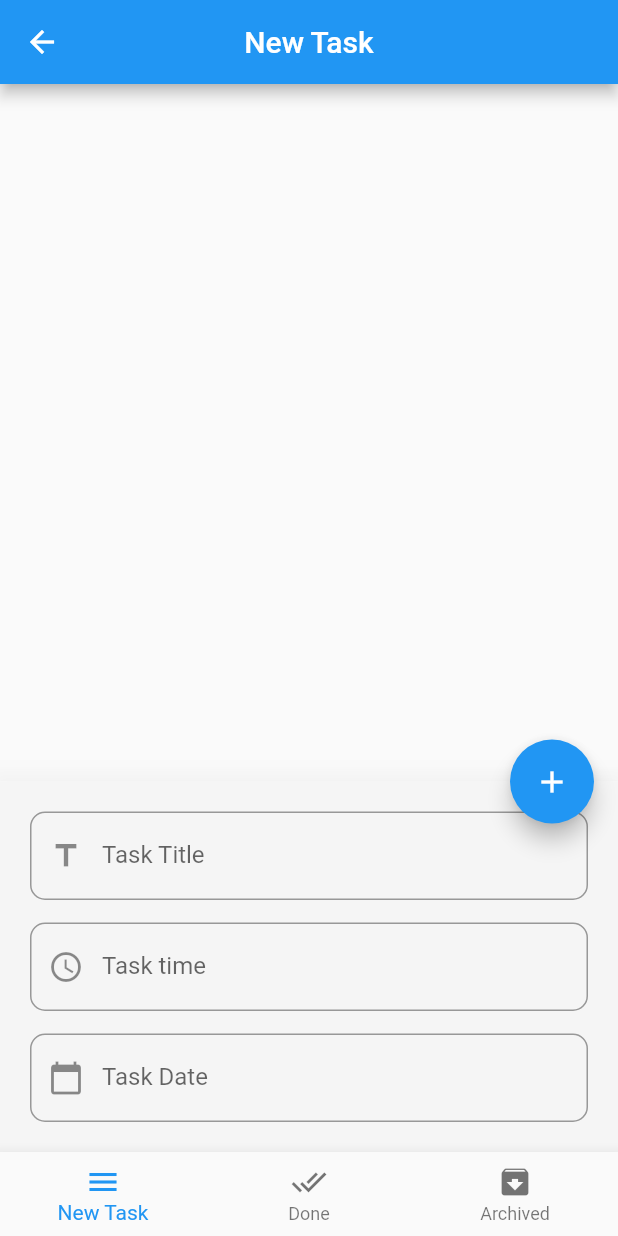
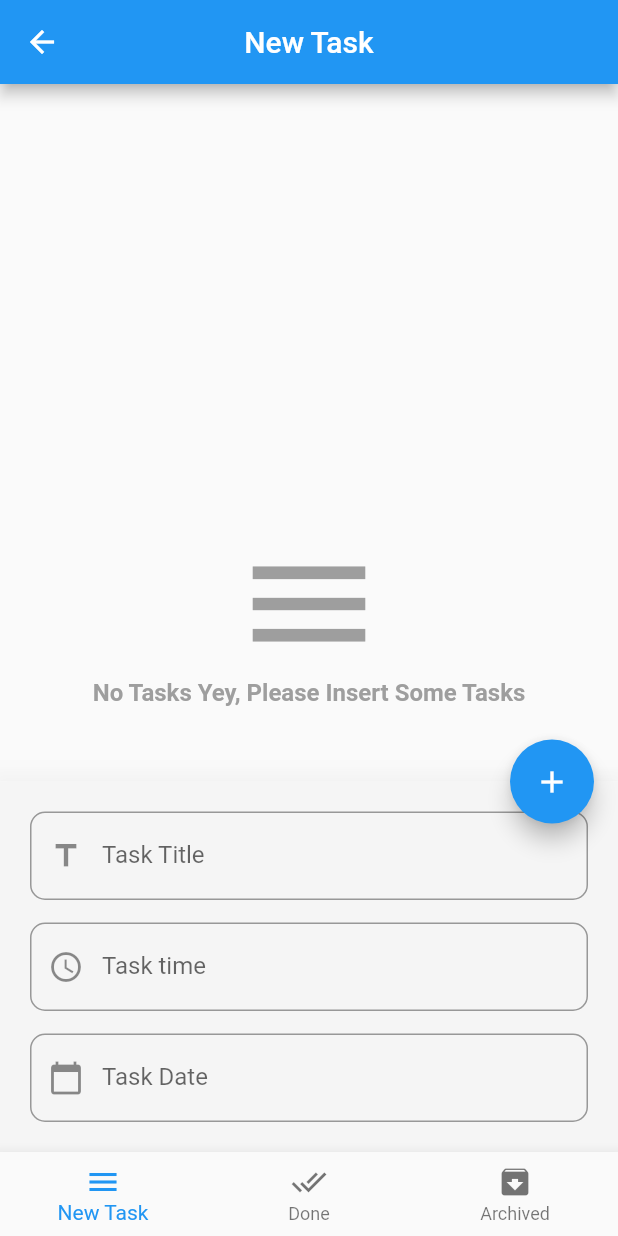
Before and after one commit to amrNaser99/Todo-App, a Flutter app: the screen it shows after launch, after a tap on the "edit" icon, on a phone screen of 412 x 824 dp. Run offline on Flutter 3.47's test engine with Material 2 defaults, Android fonts, the phone set to English and light mode, and no system bars; our stand-ins replace bloc, conditional_builder_null_safety, flutter_bloc, sqflite; accounts and stored records are empty.

Commit message:
add conditional Builder & Use a Reusable Componands & Use AppCubit in All App

```diff
--- /dev/null
+++ b/lib/Module/archieved-tasks/archieved_tasks_screan.dart
@@ -0,0 +1,23 @@
+import 'package:flutter/material.dart';
+import 'package:flutter_bloc/flutter_bloc.dart';
+import 'package:todo/shared/componends/componends.dart';
+import 'package:todo/shared/cubit/app_cubit.dart';
+import 'package:todo/shared/cubit/states.dart';
+
+class ArchievedTasksScrean extends StatelessWidget {
+  const ArchievedTasksScrean({Key? key}) : super(key: key);
+
+
+  @override
+  Widget build(BuildContext context) {
+    return BlocConsumer<AppCubit,AppStates>(
+      listener: (context,state) {
+      },
+      builder: (context,state){
+        var tasks = AppCubit.get(context).ArchivedTasks;
+
+        return taskBuilder(tasks: tasks);
+      },
+    );
+  }
+}
--- a/lib/Module/new_task/new_task.dart
+++ b/lib/Module/new_task/new_task.dart
@@ -7,29 +7,16 @@ import 'package:todo/shared/cubit/states.dart';
 class NewTaskScrean extends StatelessWidget {
   const NewTaskScrean({Key? key}) : super(key: key);
 
-
-
   @override
   Widget build(BuildContext context) {
+    return BlocConsumer<AppCubit, AppStates>(
+      listener: (context, state) {},
+      builder: (context, state) {
+        var tasks = AppCubit.get(context).NewTasks;
 
-    var tasks = AppCubit.get(context).tasks;
-
-    return BlocConsumer<AppCubit,AppStates>(
-      listener: (context,state){},
-      builder: (context,state){
-        return ListView.separated(
-            itemBuilder: (context,index) => buildTaskItem(tasks![index]),
-            separatorBuilder: (context,index) => Padding(
-              padding: const EdgeInsets.symmetric(
-                horizontal: 20.0,
-              ),
-              child: Container(
-                width: double.infinity,
-                height: 1.0,
-                color: Colors.grey[300],
-              ),
-            ),
-            itemCount: tasks!.length);
+        return taskBuilder(
+            tasks: tasks
+         );
       },
     );
   }
--- a/lib/main.dart
+++ b/lib/main.dart
@@ -4,16 +4,12 @@ import 'package:todo/layout/home_layout.dart';
 import 'package:todo/shared/bloc_observer.dart';
 
 void main() {
-
-
-  BlocOverrides.runZoned(()
-  {
-          runApp(MyApp());
-          },
+  BlocOverrides.runZoned(
+    () {
+      runApp(const MyApp());
+    },
     blocObserver: MyBlocObserver(),
   );
-
-
 }
 
 class MyApp extends StatelessWidget {
@@ -21,7 +17,7 @@ class MyApp extends StatelessWidget {
 
   @override
   Widget build(BuildContext context) {
-    return  MaterialApp(
+    return MaterialApp(
       title: 'ToDo App',
       debugShowCheckedModeBanner: false,
       home: HomeScrean(),
--- a/lib/shared/componends/componends.dart
+++ b/lib/shared/componends/componends.dart
@@ -1,4 +1,7 @@
+import 'package:conditional_builder_null_safety/conditional_builder_null_safety.dart';
 import 'package:flutter/material.dart';
+import 'package:sqflite/sqflite.dart';
+import 'package:todo/shared/cubit/app_cubit.dart';
 
 Widget defaultButton({
   double width = double.infinity,
@@ -25,7 +28,6 @@ Widget defaultButton({
     );
 
 Widget defaultTextFormField({
-
   required TextEditingController controller,
   required TextInputType keyboardType,
   required String labelText,
@@ -36,7 +38,7 @@ Widget defaultTextFormField({
   void Function(String)? onChanged,
   void Function()? onTap,
   bool isPassword = false,
-  double radius =10.0,
+  double radius = 10.0,
 }) =>
     TextFormField(
       controller: controller,
@@ -54,7 +56,9 @@ Widget defaultTextFormField({
       onFieldSubmitted: onSubmitted,
     );
 
-  Widget buildTaskItem(Map model) => Padding(
+Widget buildTaskItem(Map model,context) => Dismissible(
+  key:Key(model['id'].toString()),
+  child: Padding(
         padding: const EdgeInsets.all(20.0),
         child: Row(
           children: [
@@ -67,26 +71,88 @@ Widget defaultTextFormField({
             SizedBox(
               width: 20.0,
             ),
-        Column(
+            Expanded(
+              child: Column(
                 mainAxisSize: MainAxisSize.min,
                 crossAxisAlignment: CrossAxisAlignment.start,
                 children: [
                   Text(
                     '${model['title']}',
-              style: TextStyle(
-                  fontSize: 30.0,
-                  fontWeight: FontWeight.bold
-              ),
+                    style: TextStyle(fontSize: 30.0, fontWeight: FontWeight.bold),
                   ),
                   SizedBox(
                     height: 5.0,
                   ),
                   Text(
                     '${model['date']}',
-
                   ),
                 ],
               ),
+            ),
+            IconButton(
+                onPressed: ()
+                {
+                  AppCubit.get(context).updateData(status: 'done', id: model['id'],);
+                },
+                icon: const Icon(
+                    Icons.check_box),
+                    color: Colors.green,
+            ),
+            IconButton(
+                onPressed: ()
+                {
+                  AppCubit.get(context).updateData(status: 'archived', id: model['id'],);
+
+                },
+                icon: Icon(
+                    Icons.archive),
+                    color: Colors.black45,
+            ),
           ],
         ),
+      ),
+  onDismissed: (direction)
+  {
+    AppCubit.get(context).deleteData(id: model['id'],);
+  },
 );
+
+Widget taskBuilder({
+  required List<Map> tasks ,
+}) => ConditionalBuilder(
+  condition: tasks.length > 0,
+  builder: (context) => ListView.separated(
+      itemBuilder: (context,index) =>
+          buildTaskItem(tasks[index],context),
+      separatorBuilder: (context,index) => Padding(
+        padding: const EdgeInsets.symmetric(
+          horizontal: 20.0,
+        ),
+        child: Container(
+          width: double.infinity,
+          height: 1.0,
+          color: Colors.grey[300],
+        ),
+      ),
+      itemCount: tasks.length),
+  fallback: (context) => Center(
+    child: Column(
+      mainAxisAlignment: MainAxisAlignment.center,
+      children: const [
+        Icon(
+          Icons.menu,
+          size: 100.0,
+          color: Colors.grey,
+        ),
+        Text(
+          'No Tasks Yey, Please Insert Some Tasks',
+          style: TextStyle(
+            fontSize: 16.0,
+            fontWeight: FontWeight.bold,
+            color: Colors.grey,
+          ),
+        )
+      ],
+    ),
+  ),
+);
--- a/lib/shared/cubit/app_cubit.dart
+++ b/lib/shared/cubit/app_cubit.dart
@@ -1,9 +1,8 @@
-import 'package:bloc/bloc.dart';
 import 'package:flutter/material.dart';
 import 'package:flutter_bloc/flutter_bloc.dart';
 import 'package:sqflite/sqflite.dart';
-import 'package:todo/Module/archieve/archieve.dart';
-import 'package:todo/Module/done/done_screan.dart';
+import 'package:todo/Module/archieved-tasks/archieved_tasks_screan.dart';
+import 'package:todo/Module/done_tasks/done_screan.dart';
 import 'package:todo/Module/new_task/new_task.dart';
 import 'package:todo/shared/cubit/states.dart';
 
@@ -17,20 +16,21 @@ class AppCubit extends Cubit<AppStates> {
   List<String> titles = ['New Task', 'Done Task', 'Archieve'];
   List<Widget> screans = [
     const NewTaskScrean(),
-    const DoneScrean(),
-    const ArchieveScrean(),
+    const DoneTasksScrean(),
+    const ArchievedTasksScrean(),
   ];
 
-  void changeIndex(int index){
-    currentIndex = index ;
+  void changeIndex(int index) {
+    currentIndex = index;
     emit(AppChangeBootomNavBarState());
   }
 
   late Database database;
-  List<Map>? tasks =[];
+  List<Map> NewTasks = [];
+  List<Map> DoneTasks = [];
+  List<Map> ArchivedTasks = [];
 
-  void creatDatabase()  {
-
+  void creatDatabase() {
     openDatabase(
       'todo.db',
       version: 1,
@@ -53,70 +53,87 @@ class AppCubit extends Cubit<AppStates> {
       },
       onOpen: (database) {
         print('database opened');
-        getDataFromDataBase(database).then((value) {
-          tasks = value;
-          print(tasks);
-          emit(AppGetDatabaseState());
-
-
-        });
+        getDataFromDataBase(database);
         print('data received From Database successfully');
       },
-    ).then((value)
-    {
+    ).then((value) {
       database = value;
       emit(AppCreateDatabaseState());
-    }
-    );
+    });
   }
 
-  insertToDatabase(
-      {
+  insertToDatabase({
     required BuildContext context,
     required String title,
     required String time,
     required String date,
-      }
-        )
-  async {
-     await database.transaction((txn) async{
-       txn.rawInsert(
+  }) async {
+    await database.transaction((txn) async {
+      txn
+          .rawInsert(
               'INSERT INTO tasks(title, date, time, status) VALUES("$title","$date","$time","new")')
           .then((value) {
         print('$value is inserting successfully');
         emit(AppInsertDatabaseState());
         Navigator.pop(context);
-        getDataFromDataBase(database).then((value)
-        {
-          tasks = value;
-            print('this is new $tasks');
-            emit(AppGetDatabaseState());
-
-        });
+        getDataFromDataBase(database);
       }).catchError((error) {
         print('Error when Insert new raw Record ${error.toString()}');
       });
     });
   }
 
-  Future<List<Map>> getDataFromDataBase(database) async {
+  void getDataFromDataBase(database) {
+    NewTasks = [];
+    DoneTasks = [];
+    ArchivedTasks = [];
+
     emit(AppGetDatabasLoadingState());
 
-    return await database.rawQuery("SELECT * FROM tasks");
+    database.rawQuery("SELECT * FROM tasks").then((value) {
+      value.forEach((element) {
+        if (element['status'] == 'new') {
+          NewTasks.add(element);
+        } else if (element['status'] == 'done') {
+          DoneTasks.add(element);
+        } else if (element['status'] == 'archived') {
+          ArchivedTasks.add(element);
+        }
+      });
+      emit(AppGetDatabaseState());
+    });
   }
 
+  // Update some record
+  void updateData({
+    required String status,
+    required int id,
+  }) {
+    database.rawUpdate('UPDATE tasks SET status = ? WHERE id = ?',
+        ['$status', id]).then((value) {
+      getDataFromDataBase(database);
+      emit(AppUpdateDatabaseState());
+    });
+  }
+
+
+  void deleteData({
+    required int id,
+  }) {
+    database.rawDelete('DELETE FROM tasks WHERE id = ?', [id])
+        .then((value) {
+      getDataFromDataBase(database);
+      emit(AppDeleteDatabaseState());
+    });
+  }
 
   bool isBottonSheatShow = false;
   IconData fabIcon = Icons.edit;
 
-  void changeBottomCheet(
-      {required bool isShow,
-        required IconData icon})
-  {
-    isBottonSheatShow = isShow ;
+  void changeBottomCheet({required bool isShow, required IconData icon}) {
+    isBottonSheatShow = isShow;
     fabIcon = icon;
 
     emit(AppChangeBootomNavBarState());
   }
-
 }
--- a/lib/shared/cubit/states.dart
+++ b/lib/shared/cubit/states.dart
@@ -8,6 +8,9 @@ class AppCreateDatabaseState extends AppStates {}
 
 class AppInsertDatabaseState extends AppStates {}
 
+class AppUpdateDatabaseState extends AppStates {}
+class AppDeleteDatabaseState extends AppStates {}
+
 class AppGetDatabaseState extends AppStates {}
 
 class AppGetDatabasLoadingState extends AppStates {}
--- a/pubspec.yaml
+++ b/pubspec.yaml
@@ -42,6 +42,7 @@ dependencies:
   flutter_bloc: ^8.0.0
   dio: ^4.0.4
   cubit: ^0.1.2
+
 
 
 
```
Also changed, not shown: lib/Module/archieve/archieve.dart (deleted, +0 -20 lines), lib/Module/done/done_screan.dart (deleted, +0 -20 lines), lib/Module/done_tasks/done_screan.dart (added, +26 -0 lines), lib/layout/home_layout.dart (+1 -13 lines). Lines whose indentation alone changed are shown as unchanged.
